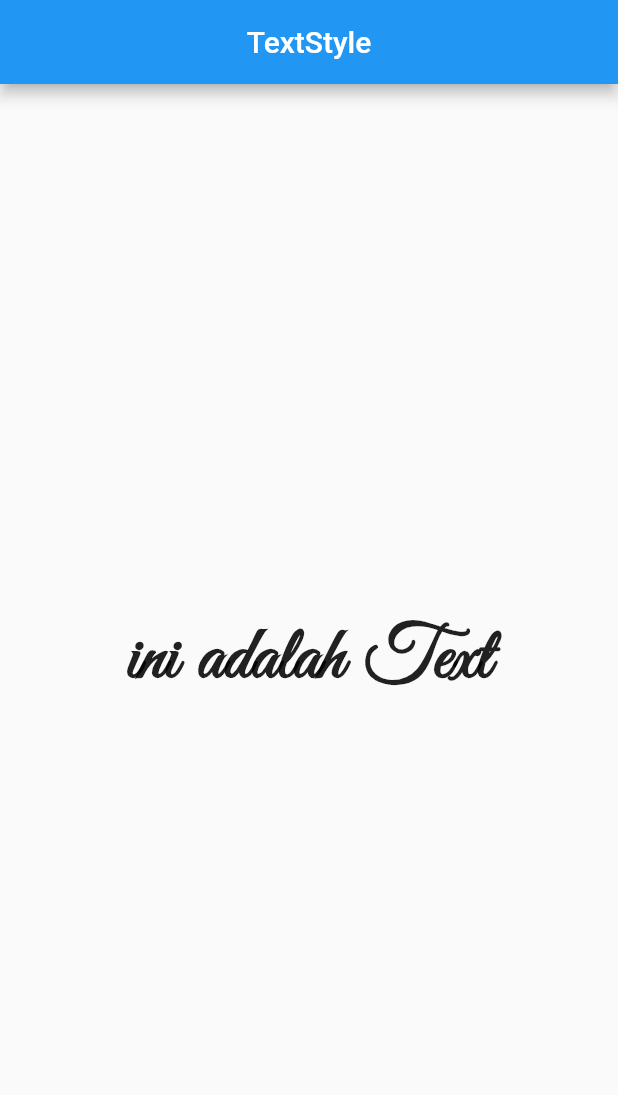
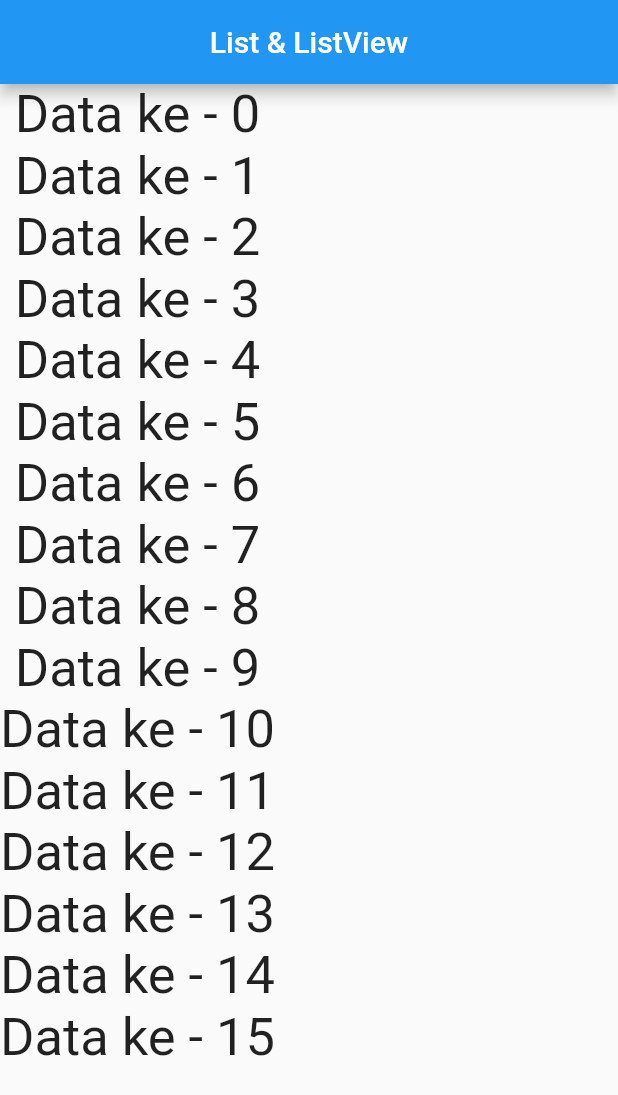
Before and after one commit to AlfonsInfo/Flutter-Learning-Journey, a Flutter app: the screen it shows after launch, on a phone screen of 412 x 824 dp. Shown: the top 1095 px of the screen. Run offline on Flutter 3.47's test engine with Material 2 defaults, Android fonts, the phone set to English and light mode, and no system bars.

Commit message:
column, tidak dapat melebihi layar

```diff
--- a/lib/main.dart
+++ b/lib/main.dart
@@ -12,6 +12,13 @@ class MyApp extends StatefulWidget {
 }
 
 class _MyAppState extends State<MyApp> {
+List<Widget> widgets = [];
+
+_MyAppState()
+{
+  for(int i = 0 ; i < 16 ; i ++)
+    widgets.add(Text("Data ke - " +  i.toString(), style: TextStyle(fontSize: 35),));
+}
 
   String message = "ini adalah Text";
 
@@ -20,8 +27,8 @@ class _MyAppState extends State<MyApp> {
   Widget build(BuildContext context) {
     return MaterialApp(
       home: Scaffold(
-        appBar: AppBar(title: Center(child: Text("TextStyle"))),
-        body: Center(child: Text("ini adalah Text", style: TextStyle(fontFamily: "Good", fontSize: 50 ,fontWeight:FontWeight.bold )),),
+        appBar: AppBar(title: Center(child: Text("List & ListView"))),
+        body: Column(children: widgets),
       ),
     );
   }
```
